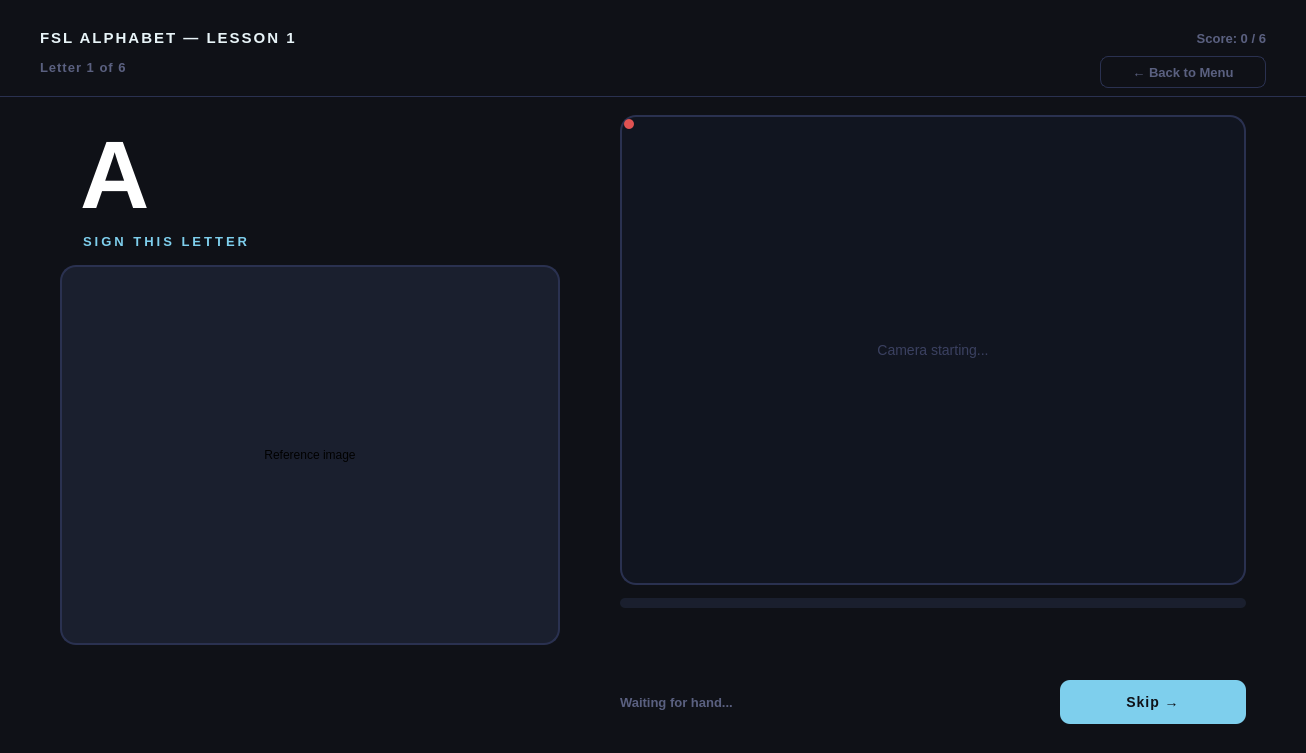
Above: senyasabi/lessons/alphabet_lesson.ui from Richalene/Senyasabi_V1 before the change. Below: the same form after it.
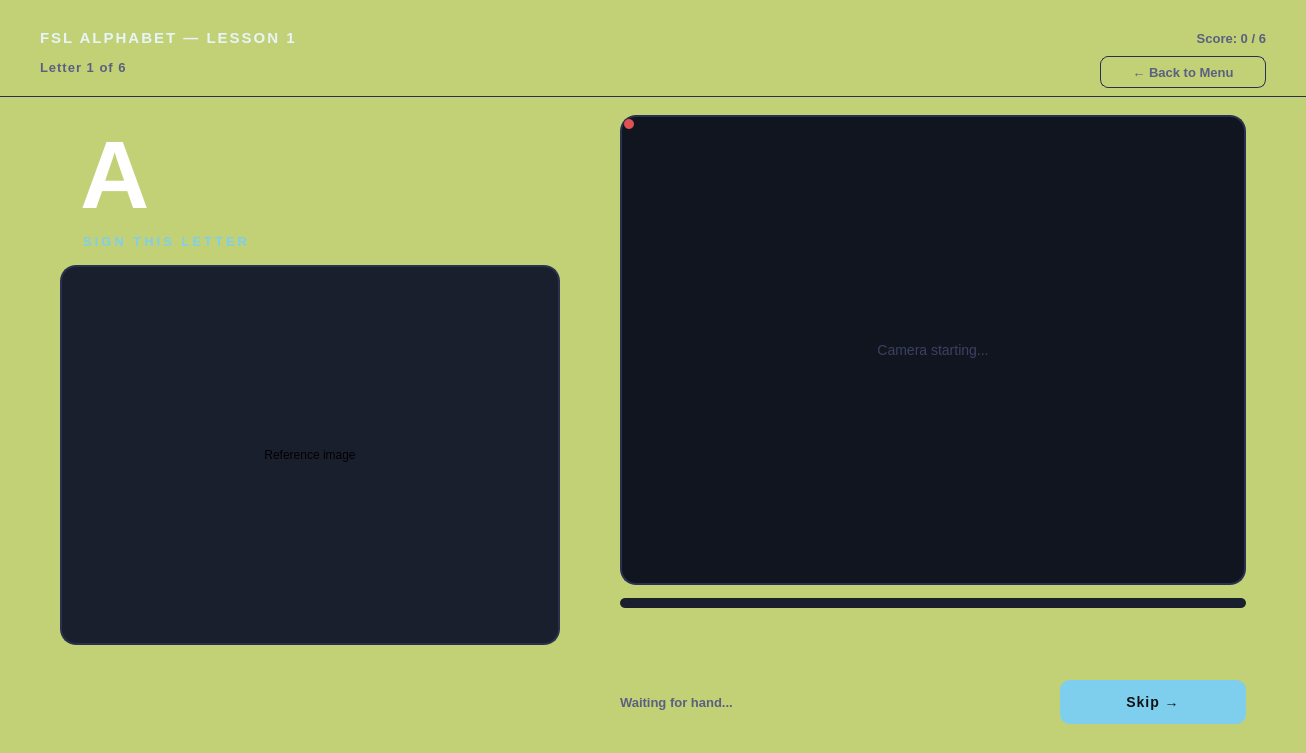
That is the form after the change.

```diff
--- a/senyasabi/lessons/alphabet_lesson.ui
+++ b/senyasabi/lessons/alphabet_lesson.ui
@@ -16,7 +16,7 @@
   <property name="styleSheet">
    <string notr="true">
 QWidget#AlphabetLesson {
-    background-color: #0f1117;
+    background-color: #C2D076;
 }
 QLabel#lessonTitle {
     color: #e8f4f8;
```
